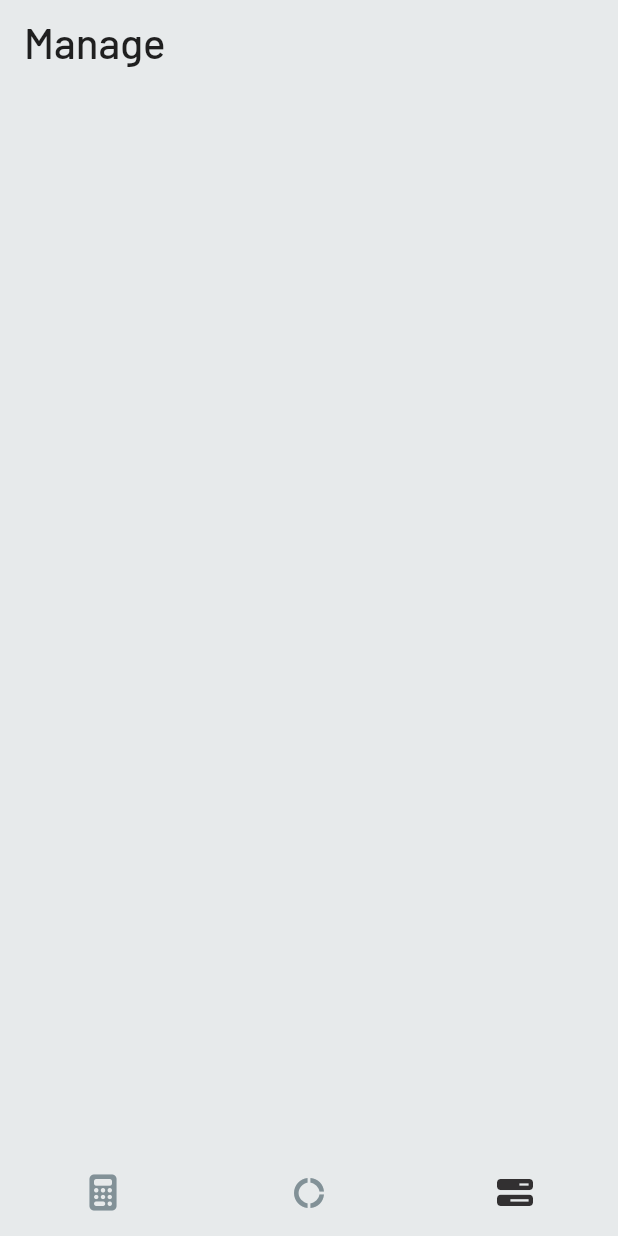
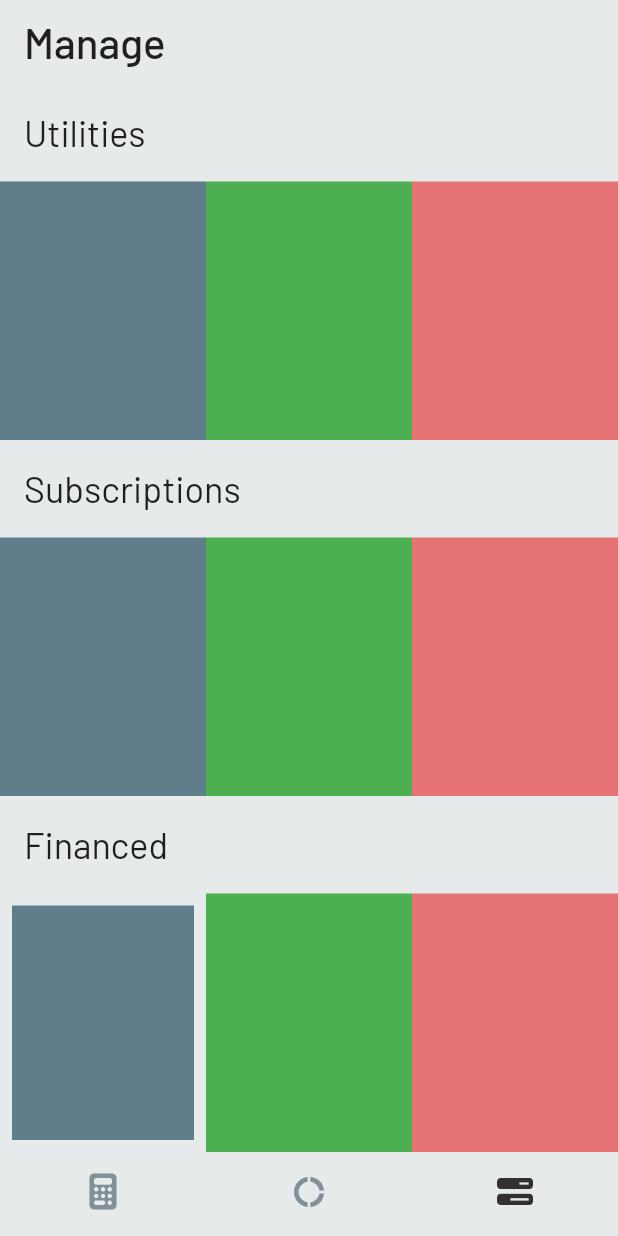
Before and after one commit to chrisstayte/Cashew, a Flutter app: the screen it shows after launch, item 3 of the bottom bar chosen, on a phone screen of 412 x 824 dp. Run offline on Flutter 3.47's test engine with Material 2 defaults, Android fonts, the phone set to English and light mode, and no system bars; our stand-ins replace font_awesome_flutter, google_fonts, hive_flutter, page_transition; accounts and stored records are empty.

Commit message:
More ui completion

```diff
--- a/lib/main.dart
+++ b/lib/main.dart
@@ -22,9 +22,6 @@ class MyApp extends StatelessWidget {
         appBarTheme: AppBarTheme(
           centerTitle: false,
           color: Global.colors.lightIconColor,
-          // titleTextStyle: Theme.of(context).textTheme.headline5?.copyWith(
-          //       color: Global.colors.darkIconColor,
-          //     ),
           titleTextStyle: GoogleFonts.barlow(
             textStyle: Theme.of(context).textTheme.headline5,
             fontSize: 28,
@@ -43,6 +40,7 @@ class MyApp extends StatelessWidget {
           showUnselectedLabels: false,
           showSelectedLabels: false,
         ),
+        textTheme: GoogleFonts.barlowTextTheme(),
         floatingActionButtonTheme: FloatingActionButtonThemeData(
             backgroundColor: Global.colors.darkIconColor),
         iconTheme: IconThemeData(
--- a/lib/screens/manage/manage_screen.dart
+++ b/lib/screens/manage/manage_screen.dart
@@ -9,6 +9,127 @@ class ManageScreen extends StatelessWidget {
       appBar: AppBar(
         title: const Text('Manage'),
       ),
+      body: Column(
+        children: [
+          Expanded(
+            flex: 1,
+            child: Column(
+              crossAxisAlignment: CrossAxisAlignment.start,
+              children: [
+                const Padding(
+                  padding: EdgeInsets.symmetric(
+                    vertical: 18.0,
+                    horizontal: 16.0,
+                  ),
+                  child: Text(
+                    'Utilities',
+                    style: TextStyle(
+                      fontSize: 24,
+                    ),
+                  ),
+                ),
+                Expanded(
+                  child: Row(
+                    children: [
+                      Expanded(
+                        flex: 1,
+                        child: Container(color: Colors.blueGrey),
+                      ),
+                      Expanded(
+                        flex: 1,
+                        child: Container(color: Colors.green),
+                      ),
+                      Expanded(
+                        flex: 1,
+                        child: Container(color: Colors.red.shade300),
+                      )
+                    ],
+                  ),
+                ),
+              ],
+            ),
+          ),
+          Expanded(
+            flex: 1,
+            child: Column(
+              crossAxisAlignment: CrossAxisAlignment.start,
+              children: [
+                const Padding(
+                  padding: EdgeInsets.symmetric(
+                    vertical: 18.0,
+                    horizontal: 16.0,
+                  ),
+                  child: Text(
+                    'Subscriptions',
+                    style: TextStyle(
+                      fontSize: 24,
+                    ),
+                  ),
+                ),
+                Expanded(
+                  child: Row(
+                    children: [
+                      Expanded(
+                        flex: 1,
+                        child: Container(color: Colors.blueGrey),
+                      ),
+                      Expanded(
+                        flex: 1,
+                        child: Container(color: Colors.green),
+                      ),
+                      Expanded(
+                        flex: 1,
+                        child: Container(color: Colors.red.shade300),
+                      )
+                    ],
+                  ),
+                ),
+              ],
+            ),
+          ),
+          Expanded(
+            flex: 1,
+            child: Column(
+              crossAxisAlignment: CrossAxisAlignment.start,
+              children: [
+                const Padding(
+                  padding: EdgeInsets.symmetric(
+                    vertical: 18.0,
+                    horizontal: 16.0,
+                  ),
+                  child: Text(
+                    'Financed',
+                    style: TextStyle(
+                      fontSize: 24,
+                    ),
+                  ),
+                ),
+                Expanded(
+                  child: Row(
+                    children: [
+                      Expanded(
+                        flex: 1,
+                        child: Padding(
+                          padding: const EdgeInsets.all(8.0),
+                          child: Container(color: Colors.blueGrey),
+                        ),
+                      ),
+                      Expanded(
+                        flex: 1,
+                        child: Container(color: Colors.green),
+                      ),
+                      Expanded(
+                        flex: 1,
+                        child: Container(color: Colors.red.shade300),
+                      )
+                    ],
+                  ),
+                ),
+              ],
+            ),
+          ),
+        ],
+      ),
     );
   }
 }
--- a/lib/screens/overview/overview_screen.dart
+++ b/lib/screens/overview/overview_screen.dart
@@ -19,9 +19,13 @@ class _OverviewScreenState extends State<OverviewScreen> {
           Expanded(
             flex: 1,
             child: Container(
+              padding: EdgeInsets.symmetric(vertical: 10.0),
               color: Colors.blue.shade300,
-              child: Center(
-                child: Text('Pie Chart'),
+              child: Container(
+                color: Colors.green.shade200,
+                child: Center(
+                  child: Text('Pie Chart'),
+                ),
               ),
             ),
           ),
@@ -32,7 +36,7 @@ class _OverviewScreenState extends State<OverviewScreen> {
               child: Center(
                 child: IconButton(
                   icon: Icon(
-                    Icons.golf_course,
+                    Icons.list,
                     size: 25,
                   ),
                   onPressed: () =>
```
Also changed, not shown: progresspics/Simulator Screen Shot - iPhone 13 Pro - 2022-04-10 at 17.00.48.png (added), progresspics/Simulator Screen Shot - iPhone 13 Pro - 2022-04-10 at 17.00.58.png (added), progresspics/Simulator Screen Shot - iPhone 13 Pro - 2022-04-10 at 17.01.01.png (added).
